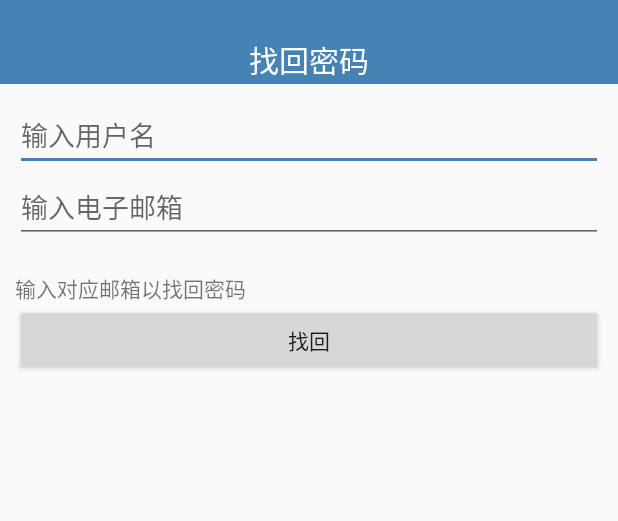
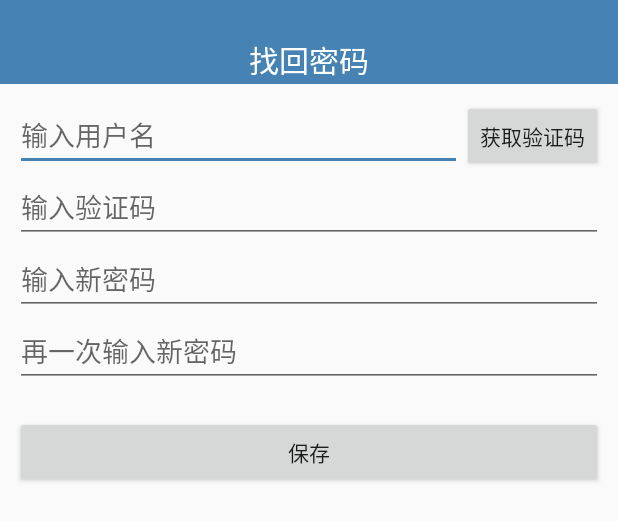
Before and after one commit to Geolo1997/Letter-Home, an Android app: the layout activity_find_password.xml on its own in the app's theme, with its tools: preview values and no code run, on a phone screen of 412 x 824 dp. Shown: the top 521 px of the screen. Run offline under Robolectric (Android 15) with nearby library versions, the phone set to English and light mode, and no system bars; network calls fail.

Commit message:
完善重置密码界面，未测试

```diff
--- a/android/app/src/main/java/team/dorm301/letterhome/activity/LoginActivity.java
+++ b/android/app/src/main/java/team/dorm301/letterhome/activity/LoginActivity.java
@@ -50,6 +50,7 @@ public class LoginActivity extends BaseActivity {
             cbAutoLogin.setChecked(logInfo.isAutoLogin());
         }
     }
+
     @OnClick(R.id.login_button)
     public void onViewClicked() {
         Log.d(TAG, "获取用户名和密码");
@@ -89,4 +90,9 @@ public class LoginActivity extends BaseActivity {
     public void toRegisterView() {
         startActivity(RegisterActivity.class);
     }
+
+    @OnClick(R.id.bt_forget)
+    public void toForgetPassword() {
+        startActivity(FindPasswordActivity.class);
+    }
 }
--- a/android/app/src/main/java/team/dorm301/letterhome/request/UserRequest.java
+++ b/android/app/src/main/java/team/dorm301/letterhome/request/UserRequest.java
@@ -21,7 +21,4 @@ public interface UserRequest {
 
     @PUT("user/forget")
     Observable<String> forgetPassword(@Query("username") String username);
-
-
-
 }
--- a/android/app/src/main/res/layout/activity_find_password.xml
+++ b/android/app/src/main/res/layout/activity_find_password.xml
@@ -5,6 +5,7 @@
               android:layout_height="match_parent"
               android:orientation="vertical"
     >
+
     <android.support.v7.widget.Toolbar
         android:id="@+id/toolbar"
         android:layout_width="match_parent"
@@ -13,6 +14,7 @@
         android:background="@color/colorPrimary"
         android:theme="@style/toolbar_theme"
         >
+
         <TextView
             android:layout_width="wrap_content"
             android:layout_height="wrap_content"
@@ -25,33 +27,57 @@
         android:layout_height="wrap_content"
         android:orientation="vertical"
         android:layout_margin="10dp">
-		<EditText
-				android:id="@+id/username_edit_text"
+
+        <LinearLayout
             android:layout_width="match_parent"
             android:layout_height="wrap_content"
+            android:orientation="horizontal">
+
+            <EditText
+                android:id="@+id/et_username"
+                android:layout_width="0dp"
+                android:layout_height="wrap_content"
+                android:layout_weight="1"
                 android:hint="输入用户名"/>
+
+            <Button
+                android:id="@+id/bt_get_confirm_code"
+                android:layout_width="wrap_content"
+                android:layout_height="wrap_content"
+                android:text="获取验证码"/>
+        </LinearLayout>
+
         <EditText
-				android:id="@+id/email_edit_text"
+            android:id="@+id/et_confirm_code"
             android:layout_width="match_parent"
             android:layout_height="wrap_content"
-				android:hint="输入电子邮箱"/>
+            android:hint="输入验证码"/>
+
+        <EditText
+            android:id="@+id/et_new_password"
+            android:layout_width="match_parent"
+            android:layout_height="wrap_content"
+            android:inputType="textPassword"
+            android:hint="输入新密码"/>
+
+        <EditText
+            android:id="@+id/et_repeat_new_password"
+            android:layout_width="match_parent"
+            android:layout_height="wrap_content"
+            android:inputType="textPassword"
+            android:hint="再一次输入新密码"/>
+
         <TextView
             android:id="@+id/hint_text"
             android:layout_width="match_parent"
             android:layout_height="wrap_content"
-				android:textColor="@color/colorRed"
-				android:textIsSelectable="true"/>
-		<TextView
-				android:layout_width="wrap_content"
-				android:layout_height="wrap_content"
-				android:layout_centerHorizontal="true"
-				android:layout_centerVertical="true"
-				android:text="输入对应邮箱以找回密码"/>
+            android:textColor="@color/colorRed" />
+
         <Button
-				android:id="@+id/login_button"
+            android:id="@+id/bt_save"
             android:layout_width="match_parent"
             android:layout_height="wrap_content"
-				android:text="找回"/>
+            android:text="保存"/>
     </LinearLayout>
 
 </LinearLayout>
--- a/android/app/src/main/res/layout/activity_login.xml
+++ b/android/app/src/main/res/layout/activity_login.xml
@@ -87,6 +87,11 @@
                     android:textColor="#d4ffffff"
                     android:textSize="18sp"
             />
+            <Button
+                android:id="@+id/bt_forget"
+                android:layout_width="wrap_content"
+                android:layout_height="wrap_content"
+                android:text="忘记密码"/>
         </LinearLayout>
     </LinearLayout>
     <LinearLayout
```
Also changed, not shown: android/app/src/main/java/team/dorm301/letterhome/activity/FindPasswordActivity.java (+113 -42 lines). Lines whose indentation alone changed are shown as unchanged.
